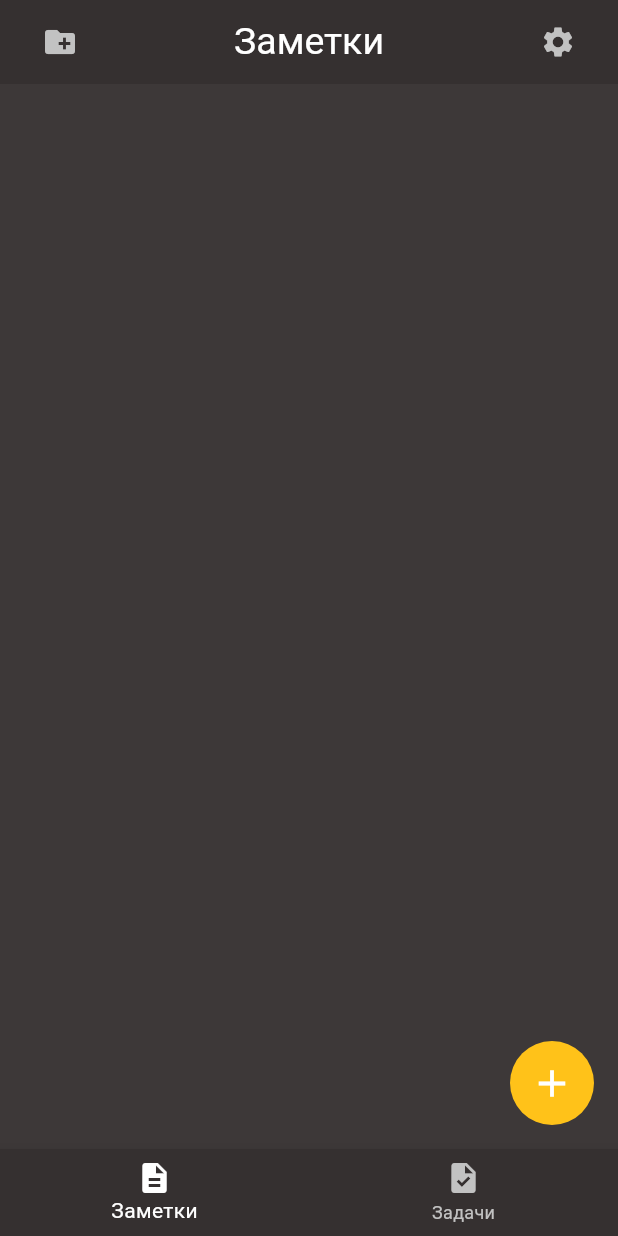
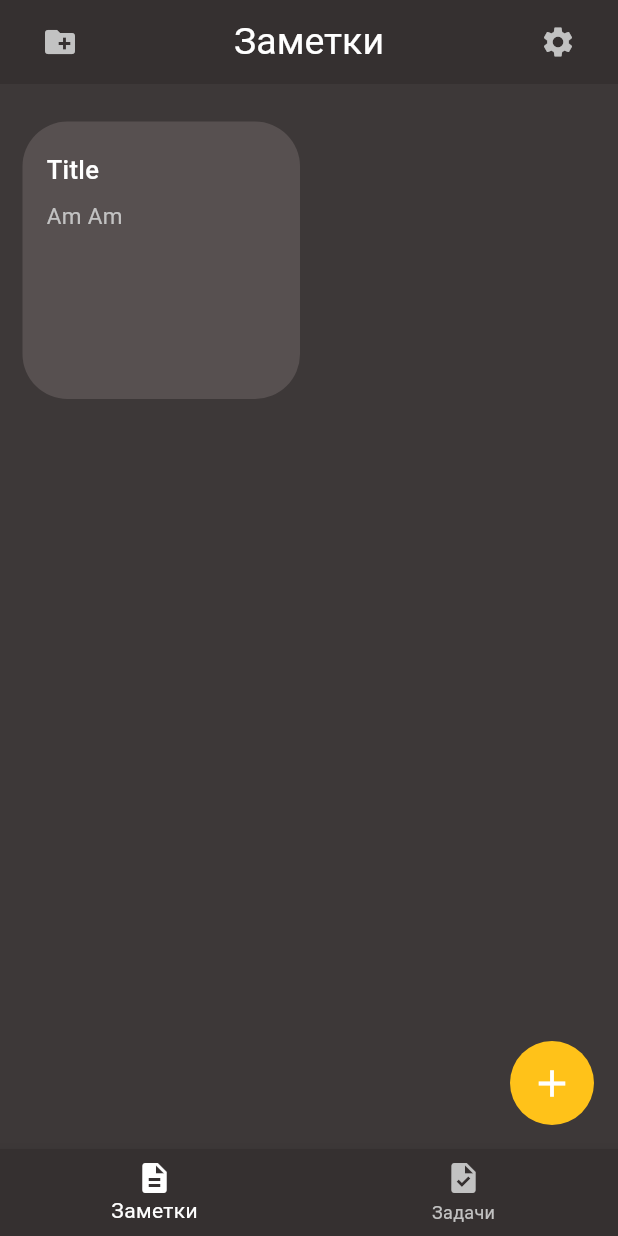
Before and after one commit to Maksim-Vork/notes_app, a Flutter app: the screen it shows after launch, on a phone screen of 412 x 824 dp. Run offline on Flutter 3.47's test engine with Material 3 defaults, Android fonts, the phone set to English and light mode, and no system bars.

Commit message:
Реализация просмотра и добавления заметок

```diff
--- a/notes/lib/add_note.dart
+++ b/notes/lib/add_note.dart
@@ -6,7 +6,9 @@ class Note {
 }
 
 class NotesMeneger {
-  List<Note> _notes = [];
+  final List<Note> _notes = [
+    Note(title: 'Title', description: 'Am Am'),
+  ];
 
   addNote(Note note) {
     _notes.add(note);
@@ -15,4 +17,8 @@ class NotesMeneger {
   removeAtNote(int index) {
     _notes.removeAt(index);
   }
+
+  List<Note> getNotes() {
+    return _notes;
+  }
 }
--- a/notes/lib/notes_list_Screen.dart
+++ b/notes/lib/notes_list_Screen.dart
@@ -1,4 +1,6 @@
 import 'package:flutter/material.dart';
+import 'package:notes/NoteDescription.dart';
+import 'package:notes/add_note.dart';
 import 'package:notes/notes_servis.dart';
 import 'package:notes/task_list_Screen.dart';
 
@@ -52,6 +54,28 @@ class NotesScreen extends StatefulWidget {
 }
 
 class _NotesScreenState extends State<NotesScreen> {
+  final NotesMeneger notesMeneger = NotesMeneger();
+
+  void navigatorToNote(int index) {
+    Navigator.of(context).push(MaterialPageRoute(
+        builder: (context) =>
+            NoteDescription(note: notesMeneger.getNotes()[index])));
+  }
+
+  void addNote(Note note) {
+    setState(() {
+      notesMeneger.addNote(note);
+    });
+  }
+
+  void navigatorToAddNote() async {
+    final newNote = await Navigator.of(context)
+        .push<Note>(MaterialPageRoute(builder: (context) => NotesServis()));
+    if (null != newNote) {
+      addNote(newNote);
+    }
+  }
+
   @override
   Widget build(BuildContext context) {
     return Scaffold(
@@ -83,14 +107,66 @@ class _NotesScreenState extends State<NotesScreen> {
           ],
         ),
       ),
+      body: Padding(
+        padding: EdgeInsets.symmetric(vertical: 19, horizontal: 9),
+        child: GridView.builder(
+          gridDelegate: SliverGridDelegateWithFixedCrossAxisCount(
+            crossAxisCount: 2,
+          ),
+          //получение заметки по индексу
+          itemCount: notesMeneger.getNotes().length,
+
+          itemBuilder: (context, index) {
+            final note = notesMeneger.getNotes()[index];
+            return Padding(
+              padding: EdgeInsets.symmetric(vertical: 6, horizontal: 6),
+              child: GestureDetector(
+                onTap: () {
+                  navigatorToNote(index);
+                },
+                child: Container(
+                  height: 153,
+                  decoration: BoxDecoration(
+                      color: Color.fromARGB(255, 87, 80, 80),
+                      borderRadius: BorderRadius.circular(30)),
+                  child: Padding(
+                      padding:
+                          EdgeInsets.symmetric(vertical: 20, horizontal: 16),
+                      child: Column(
+                          crossAxisAlignment: CrossAxisAlignment.start,
+                          children: [
+                            Text(
+                                maxLines: 1,
+                                style: TextStyle(
+                                  color: Colors.white,
+                                  fontWeight: FontWeight.w500,
+                                  fontSize: 17,
+                                ),
+                                note.title),
+                            SizedBox(
+                              height: 8,
+                            ),
+                            Text(
+                                maxLines: 3,
+                                style: TextStyle(
+                                  color: Color.fromARGB(255, 194, 194, 194),
+                                  fontSize: 15,
+                                ),
+                                note.description)
+                          ])),
+                ),
+              ),
+            );
+          },
+        ),
+      ),
       floatingActionButton: FloatingActionButton(
         elevation: 0,
         focusElevation: 0,
         backgroundColor: Color.fromARGB(255, 255, 194, 25),
         shape: CircleBorder(),
         onPressed: () {
-          Navigator.push(
-              context, MaterialPageRoute(builder: (context) => NotesServis()));
+          navigatorToAddNote();
         },
         child: Icon(
           size: 30,
```
Also changed, not shown: notes/lib/NoteDescription.dart (added, +69 -0 lines), notes/lib/notes_servis.dart (+58 -2 lines).
